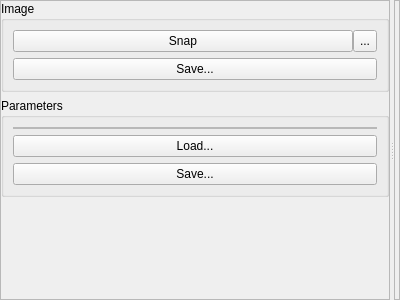
Above: ACF/Include/iqt/CSnapImageGuiComp.ui from ImagingTools/Acf before the change. Below: the same form after it.
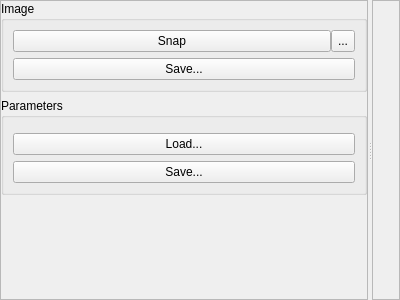
That is the form after the change. Icons and pictures are not drawn.

Diff of the .ui file:
```diff
--- a/ACF/Include/iqt/CSnapImageGuiComp.ui
+++ b/ACF/Include/iqt/CSnapImageGuiComp.ui
@@ -25,6 +25,14 @@
       <enum>Qt::Horizontal</enum>
      </property>
      <widget class="QFrame" name="frame" >
+      <property name="sizePolicy" >
+       <sizepolicy>
+        <hsizetype>5</hsizetype>
+        <vsizetype>5</vsizetype>
+        <horstretch>1</horstretch>
+        <verstretch>0</verstretch>
+       </sizepolicy>
+      </property>
       <property name="frameShape" >
        <enum>QFrame::StyledPanel</enum>
       </property>
@@ -68,6 +76,14 @@
             </property>
             <item>
              <widget class="QPushButton" name="SnapImageButton" >
+              <property name="sizePolicy" >
+               <sizepolicy>
+                <hsizetype>5</hsizetype>
+                <vsizetype>0</vsizetype>
+                <horstretch>0</horstretch>
+                <verstretch>0</verstretch>
+               </sizepolicy>
+              </property>
               <property name="text" >
                <string>Snap</string>
               </property>
@@ -98,6 +114,14 @@
           </item>
           <item>
            <widget class="QPushButton" name="SaveImageButton" >
+            <property name="sizePolicy" >
+             <sizepolicy>
+              <hsizetype>5</hsizetype>
+              <vsizetype>0</vsizetype>
+              <horstretch>0</horstretch>
+              <verstretch>0</verstretch>
+             </sizepolicy>
+            </property>
             <property name="text" >
              <string>Save...</string>
             </property>
@@ -121,7 +145,7 @@
           <item>
            <widget class="QFrame" name="ParamsFrame" >
             <property name="frameShape" >
-             <enum>QFrame::StyledPanel</enum>
+             <enum>QFrame::NoFrame</enum>
             </property>
             <property name="frameShadow" >
              <enum>QFrame::Raised</enum>
@@ -138,6 +162,14 @@
           </item>
           <item>
            <widget class="QPushButton" name="LoadParamsButton" >
+            <property name="sizePolicy" >
+             <sizepolicy>
+              <hsizetype>5</hsizetype>
+              <vsizetype>0</vsizetype>
+              <horstretch>0</horstretch>
+              <verstretch>0</verstretch>
+             </sizepolicy>
+            </property>
             <property name="text" >
              <string>Load...</string>
             </property>
@@ -145,6 +177,14 @@
           </item>
           <item>
            <widget class="QPushButton" name="SaveParamsButton" >
+            <property name="sizePolicy" >
+             <sizepolicy>
+              <hsizetype>5</hsizetype>
+              <vsizetype>0</vsizetype>
+              <horstretch>0</horstretch>
+              <verstretch>0</verstretch>
+             </sizepolicy>
+            </property>
             <property name="text" >
              <string>Save...</string>
             </property>
@@ -171,9 +211,9 @@
      <widget class="QFrame" name="ImageViewFrame" >
       <property name="sizePolicy" >
        <sizepolicy>
-        <hsizetype>1</hsizetype>
+        <hsizetype>3</hsizetype>
         <vsizetype>5</vsizetype>
-        <horstretch>0</horstretch>
+        <horstretch>5</horstretch>
         <verstretch>0</verstretch>
        </sizepolicy>
       </property>
```
